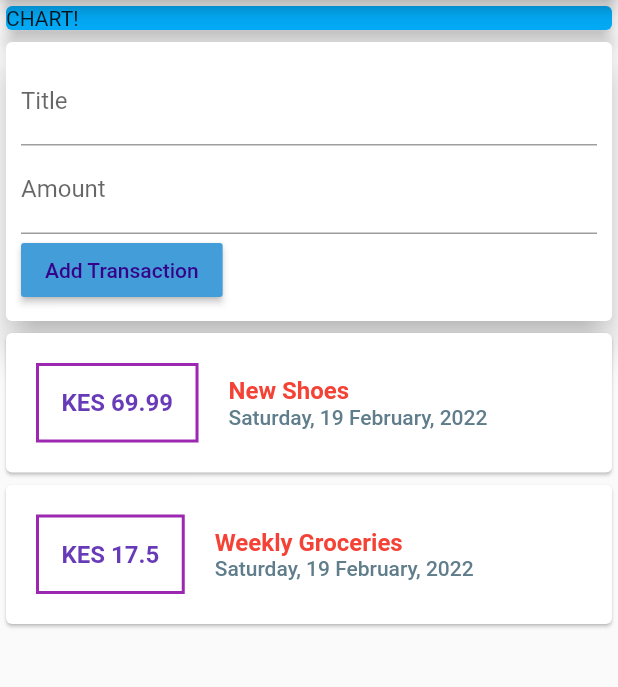
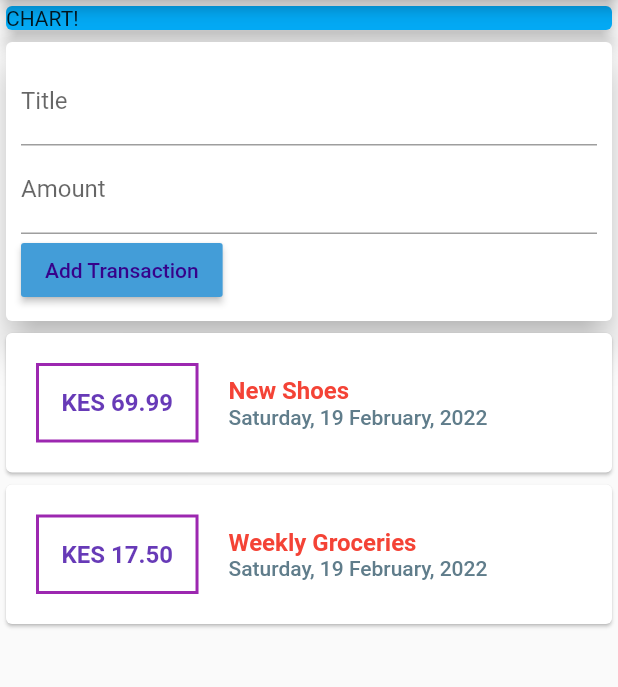
Before and after one commit to muriukiMartin/finance_app, a Flutter app: the screen it shows after launch, after a tap on "Add Transaction", on a phone screen of 412 x 824 dp, the part 84-771 px from its top. Run offline on Flutter 3.47's test engine with Material 2 defaults, Android fonts, the phone set to English and light mode, and no system bars.

Commit message:
More styling

```diff
--- a/lib/widgets/new_transaction.dart
+++ b/lib/widgets/new_transaction.dart
@@ -7,6 +7,15 @@ class NewTransaction extends StatelessWidget {
   final amountController = TextEditingController();
 
   NewTransaction(this.addTransaction);
+
+  void submitTransaction() {
+    final enteredTitle = titleController.text;
+    final enteredAmount = double.parse(amountController.text);
+    if (enteredTitle.isEmpty || enteredAmount <= 0) {
+      return;
+    }
+    addTransaction(enteredTitle, enteredAmount);
+  }
 
   @override
   Widget build(BuildContext context) {
@@ -20,6 +29,7 @@ class NewTransaction extends StatelessWidget {
             TextField(
               decoration: InputDecoration(labelText: 'Title'),
               controller: titleController,
+              onSubmitted: (_) => submitTransaction(),
               // onChanged: (value) {
               //   titleInput = value;
               // },
@@ -27,6 +37,8 @@ class NewTransaction extends StatelessWidget {
             TextField(
               decoration: InputDecoration(labelText: 'Amount'),
               controller: amountController,
+              keyboardType: TextInputType.number,
+              onSubmitted: (_) => submitTransaction(),
               // onChanged: (value) => amountInput = value,
             ),
             RaisedButton(
@@ -34,7 +46,7 @@ class NewTransaction extends StatelessWidget {
               child: Text('Add Transaction'),
               textColor: Color.fromARGB(255, 54, 2, 138),
               onPressed: () {
-                addTransaction(titleController.text, double.parse(amountController.text));
+                submitTransaction;
               },
             )
           ],
--- a/lib/widgets/transaction_list.dart
+++ b/lib/widgets/transaction_list.dart
@@ -10,9 +10,8 @@ class TransactionList extends StatelessWidget {
   Widget build(BuildContext context) {
     return Container(
       height: 500,
-      child: SingleChildScrollView(
-        child: Column(
-          children: transactions.map((tx) {
+      child: ListView.builder(
+        itemBuilder: (cxt, index) {
           return Card(
             child: Row(
               children: <Widget>[
@@ -25,7 +24,7 @@ class TransactionList extends StatelessWidget {
                   )),
                   padding: EdgeInsets.all(15),
                   child: Text(
-                      'KES ${tx.amount}',
+                    'KES ${transactions[index].amount.toStringAsFixed(2)}',
                     style: TextStyle(
                         fontWeight: FontWeight.bold,
                         fontSize: 16,
@@ -36,13 +35,13 @@ class TransactionList extends StatelessWidget {
                   crossAxisAlignment: CrossAxisAlignment.start,
                   children: <Widget>[
                     Text(
-                        tx.title,
+                      transactions[index].title,
                       style: TextStyle(
                           fontWeight: FontWeight.bold,
                           fontSize: 16,
                           color: Colors.red),
                     ),
-                      Text(DateFormat('EEEE, d MMMM, yyyy').format(tx.date),
+                    Text(DateFormat('EEEE, d MMMM, yyyy').format(transactions[index].date),
                         style: TextStyle(
                             fontWeight: FontWeight.w500,
                             fontSize: 14,
@@ -52,8 +51,9 @@ class TransactionList extends StatelessWidget {
               ],
             ),
           );
-          }).toList(),
-        ),
+        },
+        itemCount: transactions.length,
+
       ),
     );
   }
```
Lines whose indentation alone changed are shown as unchanged.
